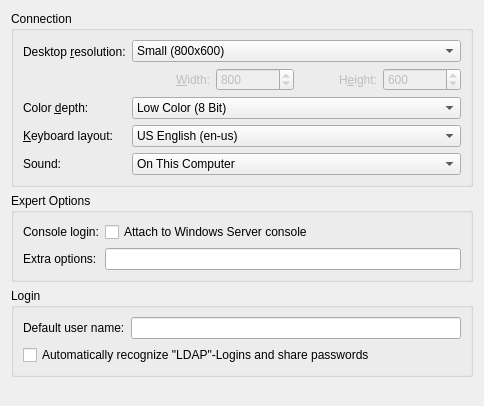
Qt form rdp/rdppreferences.ui (KDE/krdc) before a commit.
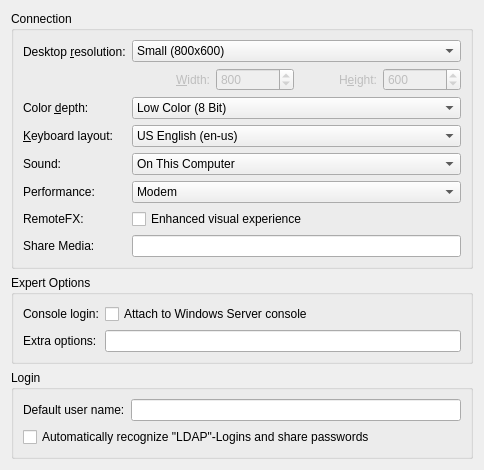
The same form after that commit. Custom widgets are drawn as their Qt base class.

```diff
--- a/rdp/rdppreferences.ui
+++ b/rdp/rdppreferences.ui
@@ -7,7 +7,7 @@
     <x>0</x>
     <y>0</y>
     <width>484</width>
-    <height>406</height>
+    <height>452</height>
    </rect>
   </property>
   <layout class="QVBoxLayout" name="verticalLayout_2">
@@ -437,6 +437,87 @@
         </item>
        </widget>
       </item>
+      <item row="4" column="0">
+       <widget class="QLabel" name="performanceLabel">
+        <property name="text">
+         <string comment="label for performance settings in preferences dialog">Performance:</string>
+        </property>
+        <property name="buddy">
+         <cstring>kcfg_Performance</cstring>
+        </property>
+       </widget>
+      </item>
+      <item row="4" column="1">
+       <widget class="KComboBox" name="kcfg_Performance">
+        <property name="minimumSize">
+         <size>
+          <width>280</width>
+          <height>0</height>
+         </size>
+        </property>
+        <item>
+         <property name="text">
+          <string>Modem</string>
+         </property>
+        </item>
+        <item>
+         <property name="text">
+          <string>Broadband</string>
+         </property>
+        </item>
+        <item>
+         <property name="text">
+          <string>LAN</string>
+         </property>
+        </item>
+       </widget>
+      </item>
+      <item row="5" column="0">
+       <widget class="QLabel" name="remoteFXLabel">
+        <property name="text">
+         <string>RemoteFX:</string>
+        </property>
+        <property name="buddy">
+         <cstring>kcfg_RemoteFX</cstring>
+        </property>
+       </widget>
+      </item>
+      <item row="5" column="1">
+       <widget class="QCheckBox" name="kcfg_RemoteFX">
+        <property name="text">
+         <string>Enhanced visual experience</string>
+        </property>
+        <property name="whatsThis">
+         <string>RemoteFX covers a set of technologies that enhance visual experience of the Remote Desktop Protocol.</string>
+        </property>
+       </widget>
+      </item>
+      <item row="6" column="0">
+       <widget class="QLabel" name="shareMediaLabel">
+        <property name="text">
+         <string>Share Media:</string>
+        </property>
+        <property name="buddy">
+         <cstring>kcfg_ShareMedia</cstring>
+        </property>
+       </widget>
+      </item>
+      <item row="6" column="1">
+       <widget class="KLineEdit" name="kcfg_ShareMedia">
+        <property name="minimumSize">
+         <size>
+          <width>280</width>
+          <height>0</height>
+         </size>
+        </property>
+        <property name="whatsThis">
+         <string>Share a local media directory with the remote host.</string>
+        </property>
+        <property name="showClearButton" stdset="0">
+         <bool>true</bool>
+        </property>
+       </widget>
+      </item>
      </layout>
     </widget>
    </item>
@@ -545,16 +626,16 @@
   </layout>
  </widget>
  <customwidgets>
-  <customwidget>
-   <class>KLineEdit</class>
-   <extends>QLineEdit</extends>
-   <header>klineedit.h</header>
-  </customwidget>
   <customwidget>
    <class>KComboBox</class>
    <extends>QComboBox</extends>
    <header>kcombobox.h</header>
   </customwidget>
+  <customwidget>
+   <class>KLineEdit</class>
+   <extends>QLineEdit</extends>
+   <header>klineedit.h</header>
+  </customwidget>
  </customwidgets>
  <tabstops>
   <tabstop>resolutionComboBox</tabstop>
```
Left out of the diff: 9 changed lines with no effect on the pictures.
